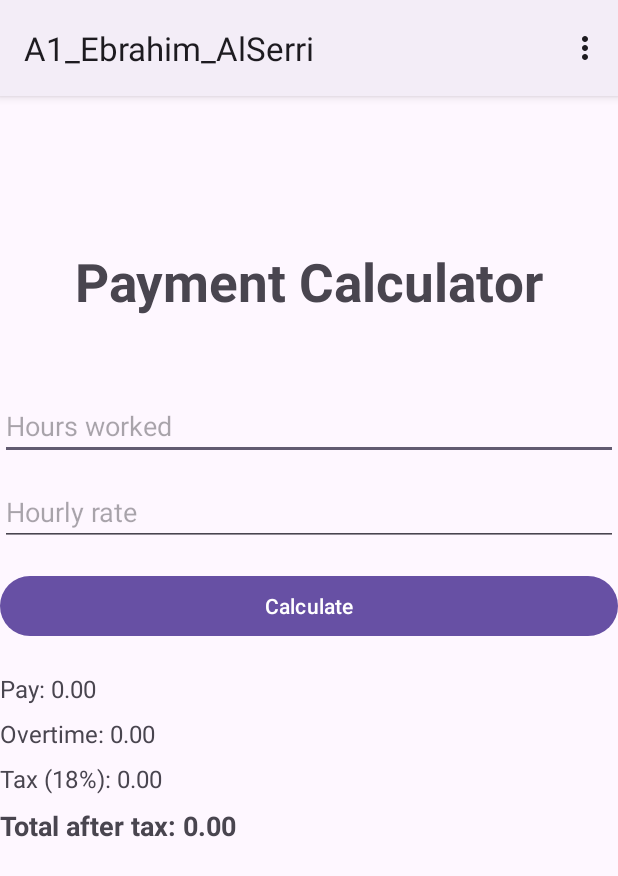
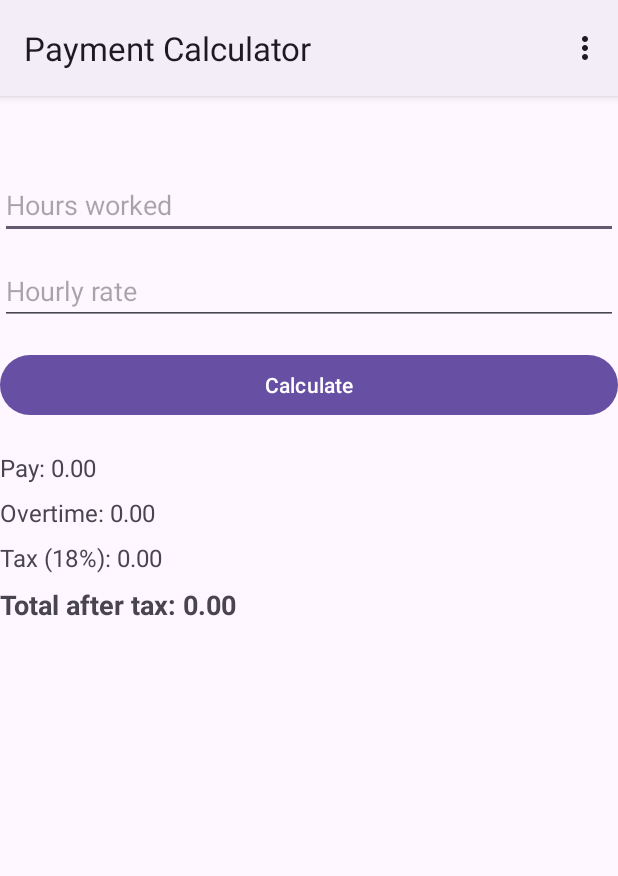
Before and after one commit to Ibrahimdur1989/A1_Ebrahim_AlSerri, an Android app: the screen it shows after launch (MainActivity), on a phone screen of 412 x 824 dp. Shown: the top 876 px of the screen. Run offline under Robolectric (Android 15) with nearby library versions, the phone set to English and light mode, and no system bars.

Commit message:
Removed duplicate title

```diff
--- a/app/src/main/res/layout/activity_main.xml
+++ b/app/src/main/res/layout/activity_main.xml
@@ -8,14 +8,7 @@
     android:layout_height="match_parent"
     tools:context=".MainActivity">
 
-    <TextView
-        android:layout_width="wrap_content"
-        android:layout_height="wrap_content"
-        android:text="Payment Calculator"
-        android:textSize="35dp"
-        android:textStyle="bold"
-        android:layout_marginTop="100dp"
-        android:layout_gravity="center"/>
+
 
     <EditText
         android:id="@+id/hours"
--- a/app/src/main/res/values/strings.xml
+++ b/app/src/main/res/values/strings.xml
@@ -1,3 +1,3 @@
 <resources>
-    <string name="app_name">A1_Ebrahim_AlSerri</string>
+    <string name="app_name">Payment Calculator</string>
 </resources>
```
